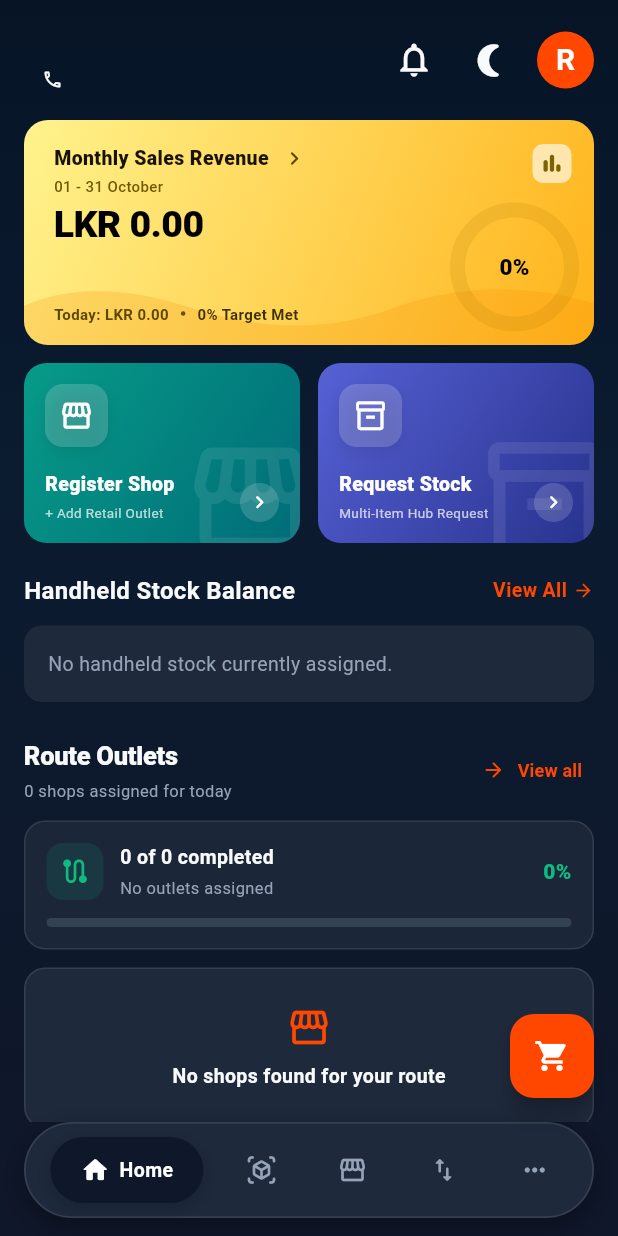
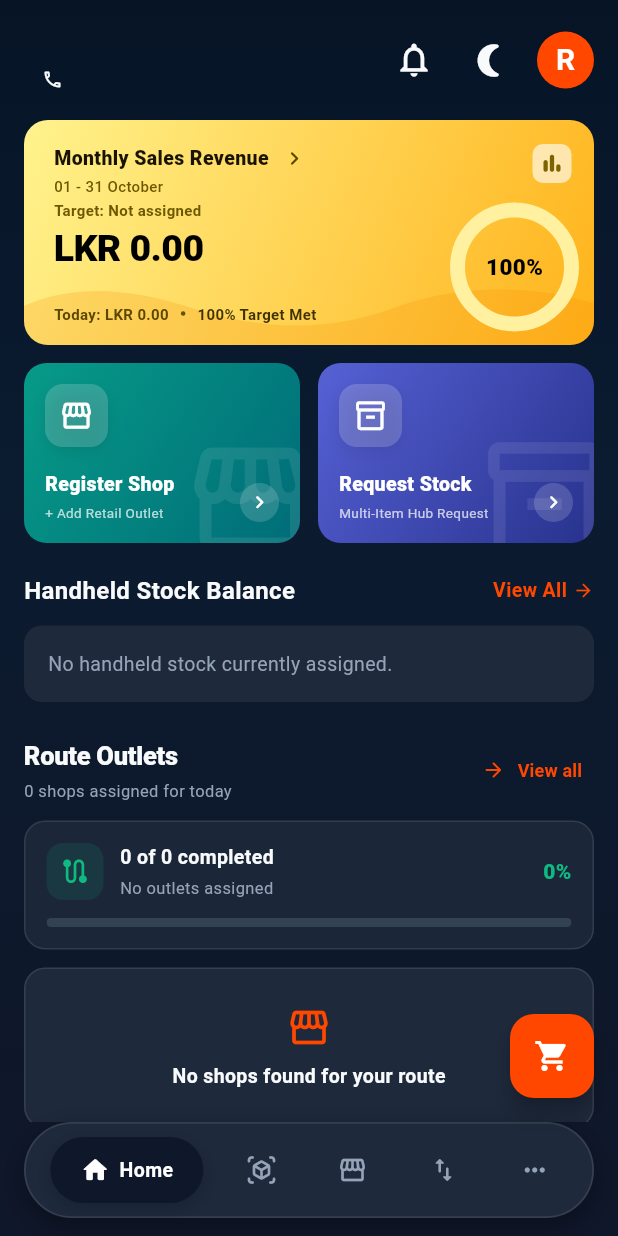
Before and after one commit to IT22601124/kkp_mobile_app, a Flutter app: the MainNavigationShell screen opened directly with empty values, in the side drawer, after a tap on the "shopping cart" icon, on a phone screen of 412 x 824 dp. Run offline on Flutter 3.47's test engine with Material 3 defaults, Android fonts, the light colour scheme and no system bars; our stand-ins replace dio, firebase_core, firebase_messaging, firebase_remote_config, flutter_local_notifications, flutter_map and 6 more; accounts and stored records are empty; network calls fail.

```diff
--- a/lib/resources/api_routes.dart
+++ b/lib/resources/api_routes.dart
@@ -1,7 +1,8 @@
 class ApiRoutes {
   static const String notificationsUrl = 'mobile/notifications';
- // static const String baseUrl = 'https://api.sundarambrothers.com/api/v1/';
-  static const String baseUrl = 'http://172.27.208.1:8000/api/v1/'; // Use http://10.0.2.2:8000 for Android Emulator, or your local IP for physical device
+  // static const String baseUrl = 'https://api.sundarambrothers.com/api/v1/';
+  static const String baseUrl =
+      'http://172.27.208.1:8000/api/v1/'; // Use http://10.0.2.2:8000 for Android Emulator, or your local IP for physical device
   static const String loginUrl = 'mobile/rep/login';
   static const String checkTokenUrl = 'mobile/rep/check-token';
   static const String logoutUrl = 'mobile/rep/logout';
@@ -22,7 +23,9 @@ class ApiRoutes {
   static const String settleCreditUrl = 'mobile/shops';
   static const String shopCreditSalesUrl = 'mobile/shops';
   static const String dailySettlementUrl = 'mobile/daily-settlement';
-  static const String dailySettlementHistoryUrl = 'mobile/daily-settlement/history';
+  static const String dailySettlementHistoryUrl =
+      'mobile/daily-settlement/history';
+  static const String mobileTargetUrl = 'mobile/target';
   static const String salesUrl = 'sales';
   static const String stockRequestsUrl = 'mobile/stock-requests';
   static const String activeBankAccountsUrl = 'mobile/bank-accounts/active';
--- a/lib/screens/home_dashboard_screen.dart
+++ b/lib/screens/home_dashboard_screen.dart
@@ -8,6 +8,8 @@
 import 'package:kkp_rep_mobile_app/provider/sales_provider.dart';
 import 'package:kkp_rep_mobile_app/provider/shop_provider.dart';
 import 'package:kkp_rep_mobile_app/provider/item_provider.dart';
+import 'package:kkp_rep_mobile_app/dio/dio_client.dart';
+import 'package:kkp_rep_mobile_app/resources/api_routes.dart';
 import '../models/rep_stock_model.dart';
 import '../services/notification_service.dart';
 import '../services/rep_notification_inbox.dart';
@@ -36,14 +38,13 @@
 }
 
 class _HomeDashboardScreenState extends State<HomeDashboardScreen> {
-
   bool _isLoading = true;
-    final double _monthlyTarget = 1200000.0;
+  double _monthlyTarget = 0.0;
+  bool _targetLoaded = false;
   final RepNotificationInbox _notificationInbox = RepNotificationInbox();
   StreamSubscription<void>? _notificationSubscription;
   Timer? _notificationTimer;
   bool _inboxOpen = false;
-
 
   @override
   void initState() {
@@ -53,8 +54,8 @@
       _loadDashboardData();
     });
   }
+
   Future<void> _loadNotificationData() async {
-
     NotificationService().inboxRequested.addListener(_handleInboxRequest);
     _notificationSubscription = NotificationService().inboxUpdates.listen((_) {
       _notificationInbox.refresh();
@@ -92,7 +93,6 @@
     if (mounted) _inboxOpen = false;
   }
 
-
   Future<void> _loadDashboardData({bool forceRefresh = false}) async {
     if (!mounted) return;
     setState(() => _isLoading = true);
@@ -122,6 +122,8 @@
 
       final startStr = firstDayOfMonth.toIso8601String().split('T').first;
       final endStr = lastDayOfMonth.toIso8601String().split('T').first;
+      final targetMonth =
+          '${now.year.toString().padLeft(4, '0')}-${now.month.toString().padLeft(2, '0')}';
 
       await Future.wait([
         forceRefresh
@@ -139,11 +141,39 @@
                 startDate: startStr,
                 endDate: endStr,
               ),
+        _loadMonthlyTarget(targetMonth),
       ]);
     } catch (e) {
       debugPrint('Error fetching dashboard data: $e');
     } finally {
       if (mounted) setState(() => _isLoading = false);
+    }
+  }
+
+  Future<void> _loadMonthlyTarget(String targetMonth) async {
+    try {
+      final response = await DioClient().get(
+        ApiRoutes.mobileTargetUrl,
+        queryParameters: {'target_month': targetMonth},
+      );
+      final responseData = response.data;
+      final rawTarget = responseData is Map ? responseData['data'] : null;
+      final rawAmount = rawTarget is Map
+          ? (rawTarget['target_amount'] ?? rawTarget['targetAmount'])
+          : null;
+      final target = rawAmount is num
+          ? rawAmount.toDouble()
+          : double.tryParse(rawAmount?.toString() ?? '') ?? 0.0;
+
+      if (mounted) {
+        setState(() {
+          _monthlyTarget = target;
+          _targetLoaded = true;
+        });
+      }
+    } catch (e) {
+      debugPrint('Error fetching monthly target: $e');
+      if (mounted) setState(() => _targetLoaded = true);
     }
   }
 
@@ -254,6 +284,8 @@
               _buildSalesHero(
                 monthlyRevenue: monthlyRevenue,
                 todayRevenue: todayRevenue,
+                monthlyTarget: _monthlyTarget,
+                targetLoaded: _targetLoaded,
                 percentage: percentage,
                 ratio: ratio,
                 lastDay: lastDay,
@@ -354,8 +386,8 @@
               ),
               const SizedBox(height: 12),
               stockLoading
-                    ?  Center(
-                        child:  LoadingAnimationWidget.hexagonDots(
+                  ? Center(
+                      child: LoadingAnimationWidget.hexagonDots(
                         color: AppColors.primaryOrange,
                         size: 24,
                       ),
@@ -540,10 +572,10 @@
               ),
               const SizedBox(height: 12),
               shopsLoading
-                    ?  SizedBox(
+                  ? SizedBox(
                       height: 88,
                       child: Center(
-                          child:  LoadingAnimationWidget.hexagonDots(
+                        child: LoadingAnimationWidget.hexagonDots(
                           color: AppColors.primaryOrange,
                           size: 24,
                         ),
@@ -618,6 +650,8 @@
   Widget _buildSalesHero({
     required double monthlyRevenue,
     required double todayRevenue,
+    required double monthlyTarget,
+    required bool targetLoaded,
     required String percentage,
     required double ratio,
     required int lastDay,
@@ -680,12 +714,25 @@
                             fontWeight: FontWeight.w500,
                           ),
                         ),
+                        const SizedBox(height: 2),
+                        Text(
+                          !targetLoaded
+                              ? 'Target: Loading...'
+                              : monthlyTarget > 0
+                              ? 'Target: LKR ${monthlyTarget.toStringAsFixed(2)}'
+                              : 'Target: Not assigned',
+                          style: const TextStyle(
+                            color: Color(0xFF6D5700),
+                            fontSize: 10,
+                            fontWeight: FontWeight.w700,
+                          ),
+                        ),
                         const SizedBox(height: 5),
                         if (isLoading)
                           SizedBox(
                             width: 25,
                             height: 25,
-                              child:  LoadingAnimationWidget.hexagonDots(
+                            child: LoadingAnimationWidget.hexagonDots(
                               color: AppColors.primaryOrange,
                               size: 24,
                             ),
--- a/lib/screens/profile_settings_screen.dart
+++ b/lib/screens/profile_settings_screen.dart
@@ -1129,7 +1129,7 @@ class _ProfileSettingsScreenState extends State<ProfileSettingsScreen> {
                           ),
                           ElevatedButton(
                             onPressed: () {
-                              Navigator.pop(ctx);
+                              Navigator.of(context).popUntil((route) => route.isFirst);
                               widget.onLogout();
                             },
                             style: ElevatedButton.styleFrom(
--- a/lib/widgets/main_navigation_shell/main_navigation_shell.dart
+++ b/lib/widgets/main_navigation_shell/main_navigation_shell.dart
@@ -261,7 +261,7 @@ class _MainNavigationShellState extends State<MainNavigationShell>
                       ),
                       ElevatedButton(
                         onPressed: () {
-                          Navigator.pop(ctx);
+                          Navigator.of(context).popUntil((route) => route.isFirst);
                           widget.onLogout();
                         },
                         style: ElevatedButton.styleFrom(
```
Also changed, not shown: lib/screens/invoice_creation_screen.dart (+8 -2 lines), lib/screens/login_screen.dart (+6 -5 lines), lib/screens/user_profile_screen.dart (+31 -41 lines). Lines whose indentation alone changed are shown as unchanged.
